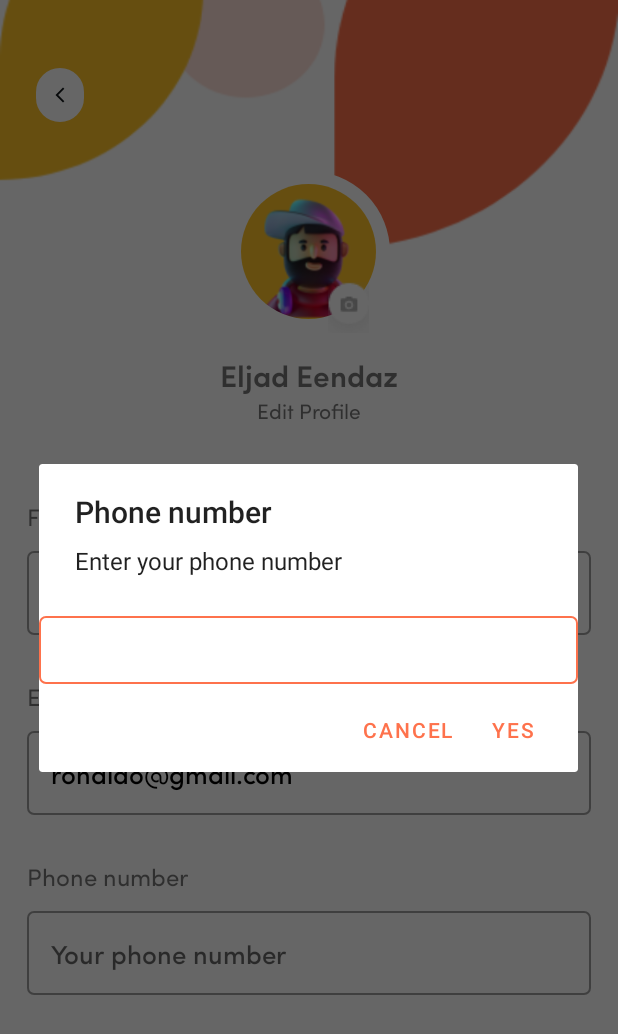
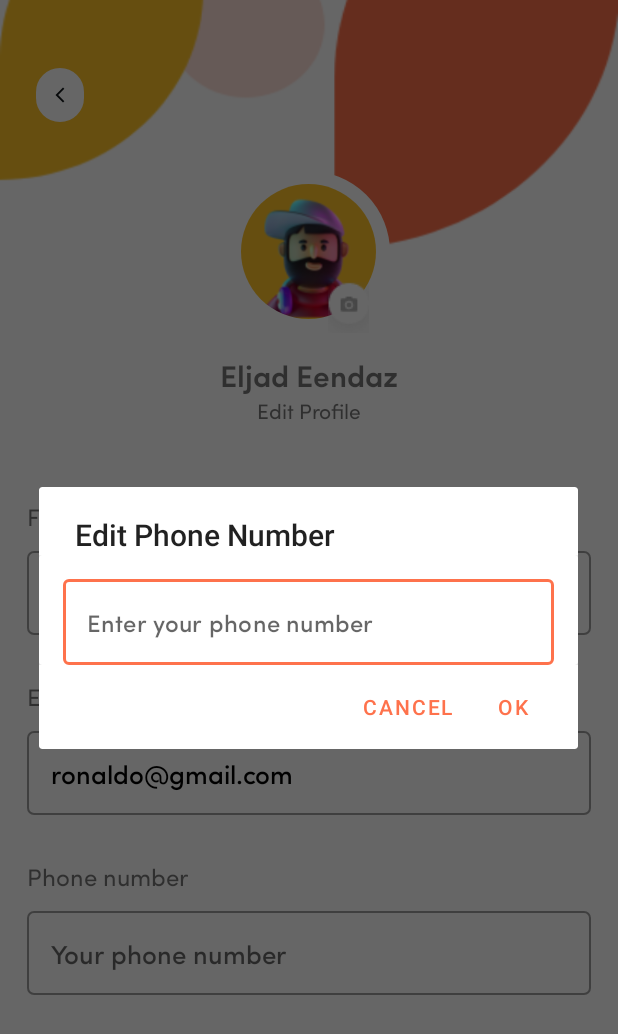
Before and after one commit to huaviet99/Android-Challenge-W2, an Android app: the ProfileActivity screen opened directly, with no data from a screen before it, after a tap on an icon or button, on a phone screen of 412 x 824 dp. Shown: the top 1034 px of the screen. Run offline under Robolectric (Android 15) with nearby library versions, the phone set to English and light mode, and no system bars; our stand-ins replace CircleImageView.

Commit message:
fix input AlerDialog

```diff
--- a/app/src/main/java/com/ceslab/androidchallengew2/activity/ProfileActivity.kt
+++ b/app/src/main/java/com/ceslab/androidchallengew2/activity/ProfileActivity.kt
@@ -2,10 +2,12 @@ package com.ceslab.androidchallengew2.activity
 
 import androidx.appcompat.app.AppCompatActivity
 import android.os.Bundle
+import android.util.Log
+import android.view.LayoutInflater
+import android.view.View
+import android.view.WindowManager
 import android.widget.EditText
-import android.widget.LinearLayout
 import android.widget.TextView
-import android.widget.Toast
 import androidx.appcompat.app.AlertDialog
 import com.ceslab.androidchallengew1.model.User
 import com.ceslab.androidchallengew2.R
@@ -15,9 +17,14 @@ class ProfileActivity : AppCompatActivity() {
     lateinit var tvFullName: TextView
     lateinit var tvEmail: TextView
     lateinit var tvPhoneNumber: TextView
+    lateinit var edEditInput: EditText
     var user: User = User()
     override fun onCreate(savedInstanceState: Bundle?) {
         super.onCreate(savedInstanceState)
+        window.setFlags(
+            WindowManager.LayoutParams.FLAG_FULLSCREEN,
+            WindowManager.LayoutParams.FLAG_FULLSCREEN
+        )
         setContentView(R.layout.activity_profile)
         findViewById()
         initInfo()
@@ -36,71 +43,59 @@ class ProfileActivity : AppCompatActivity() {
         tvPhoneNumber.text = user.phoneNumber
     }
 
+    private fun onInputAlerDiaLog(
+        title: String,
+        textHint: String,
+        textView: TextView
+    ) {
+        Log.d(TAG, "onInputAlerDiaLog: ")
+        val view: View = LayoutInflater
+            .from(this)
+            .inflate(R.layout.layout_input_alerdialog, null, false)
+        edEditInput = view.findViewById(R.id.ed_input)
+        edEditInput.setText(textView.text)
+        edEditInput.setHint(textHint)
+        val builder: AlertDialog.Builder = AlertDialog.Builder(this)
+        builder.setView(view)
+            .setTitle(title)
+            .setPositiveButton("OK") { dialog, which ->
+                Log.d(TAG, "onInputAlerDiaLog: " + edEditInput.text)
+                textView.text = edEditInput.text
+                dialog.dismiss()
+            }
+            .setNegativeButton("CANCEL") { dialog, which ->
+                Log.d(TAG, "onInputAlerDiaLog:CANCEL ")
+                dialog.dismiss()
+            }.show()
+
+    }
+
     private fun editInfo() {
         tvFullName.setOnClickListener {
-            val alertDialog: AlertDialog.Builder = AlertDialog.Builder(this@ProfileActivity)
-            alertDialog.setTitle("Full name")
-            alertDialog.setMessage("Enter your full name")
-            var editText: EditText = EditText(this);
-            var linearParams: LinearLayout.LayoutParams = LinearLayout.LayoutParams(
-                LinearLayout.LayoutParams.MATCH_PARENT, LinearLayout.LayoutParams.MATCH_PARENT
-            );
-            editText.setBackgroundResource(R.drawable.border_outline_textview)
-            editText.layoutParams = linearParams
-            alertDialog.setView(editText)
-            alertDialog.setPositiveButton("YES") { dialog, which ->
-                tvFullName.text = editText.text
-                dialog.dismiss()
-            }
-            alertDialog.setNegativeButton("CANCEL") { dialog, which -> dialog.dismiss() }
-            alertDialog.show();
+            onInputAlerDiaLog(
+                "Edit Full Name",
+                "Enter your full name",
+                tvFullName
+            )
         }
 
         // Edit email
 
         tvEmail.setOnClickListener {
-            val alertDialog: AlertDialog.Builder = AlertDialog.Builder(this@ProfileActivity)
-            alertDialog.setTitle("E-mail")
-            alertDialog.setMessage("Enter your email")
-            var editText: EditText = EditText(this);
-            var linearParams: LinearLayout.LayoutParams = LinearLayout.LayoutParams(
-                LinearLayout.LayoutParams.MATCH_PARENT, LinearLayout.LayoutParams.MATCH_PARENT
-            );
-            editText.setBackgroundResource(R.drawable.border_outline_textview)
-            editText.layoutParams = linearParams
-            alertDialog.setView(editText)
-            alertDialog.setPositiveButton("OK") { dialog, which ->
-                tvEmail.text = editText.text
-                dialog.dismiss()
-            }
-            alertDialog.setNegativeButton("CANCEL") { dialog, which -> dialog.dismiss() }
-            alertDialog.show();
+            onInputAlerDiaLog(
+                "Edit E-mail ",
+                "Enter your e-mail",
+                tvEmail
+            )
         }
 
         // Edit Phone number
         tvPhoneNumber.setOnClickListener {
-            val alertDialog: AlertDialog.Builder = AlertDialog.Builder(this@ProfileActivity)
-            alertDialog.setTitle("Phone number")
-            alertDialog.setMessage("Enter your phone number")
-            var editText: EditText = EditText(this);
-            var linearParams: LinearLayout.LayoutParams = LinearLayout.LayoutParams(
-                LinearLayout.LayoutParams.MATCH_PARENT, LinearLayout.LayoutParams.MATCH_PARENT
-            );
-            editText.setBackgroundResource(R.drawable.border_outline_textview)
-            editText.layoutParams = linearParams
-            alertDialog.setView(editText)
-            alertDialog.setPositiveButton("YES") { dialog, which ->
-                if (editText.text.toString().trim().length === 10) {
-                    tvPhoneNumber.text = editText.text
-                    user.phoneNumber = editText.text.toString().trim()
-                    dialog.dismiss()
-                } else {
-                    Toast.makeText(this@ProfileActivity, "Invalid phone number", Toast.LENGTH_SHORT)
-                        .show()
-                }
-            }
-            alertDialog.setNegativeButton("CANCEL") { dialog, which -> dialog.dismiss() }
-            alertDialog.show();
+            onInputAlerDiaLog(
+                "Edit Phone Number ",
+                "Enter your phone number",
+                tvPhoneNumber
+            )
         }
     }
 }
--- /dev/null
+++ b/app/src/main/res/layout/layout_input_alerdialog.xml
@@ -0,0 +1,28 @@
+<?xml version="1.0" encoding="utf-8"?>
+<androidx.cardview.widget.CardView xmlns:android="http://schemas.android.com/apk/res/android"
+    xmlns:app="http://schemas.android.com/apk/res-auto"
+    android:layout_width="match_parent"
+    android:layout_height="wrap_content"
+    android:orientation="vertical">
+
+    <com.google.android.material.textfield.TextInputLayout
+        android:id="@+id/text_input_layout"
+        style="@style/Widget.MaterialComponents.TextInputLayout.OutlinedBox"
+        android:layout_width="match_parent"
+        android:layout_height="wrap_content"
+        android:layout_marginHorizontal="@dimen/distance_16dp"
+        android:layout_marginTop="@dimen/distance_16dp"
+        app:hintAnimationEnabled="false"
+        app:hintEnabled="false"
+        app:layout_constraintEnd_toEndOf="parent"
+        app:layout_constraintStart_toStartOf="parent">
+
+        <com.google.android.material.textfield.TextInputEditText
+            android:id="@+id/ed_input"
+            android:layout_width="match_parent"
+            android:layout_height="wrap_content"
+            android:fontFamily="@font/sofia_pro_medium"
+            android:hint="Your hint" />
+
+    </com.google.android.material.textfield.TextInputLayout>
+</androidx.cardview.widget.CardView>
```
